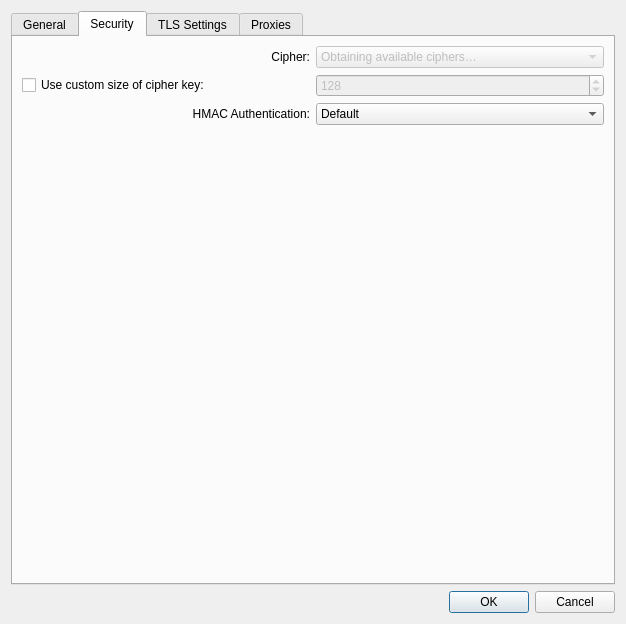
This is vpn/openvpn/openvpnadvanced.ui in lenz1111/plasma-nm as Qt 5 draws it before an edit. The edited form follows.
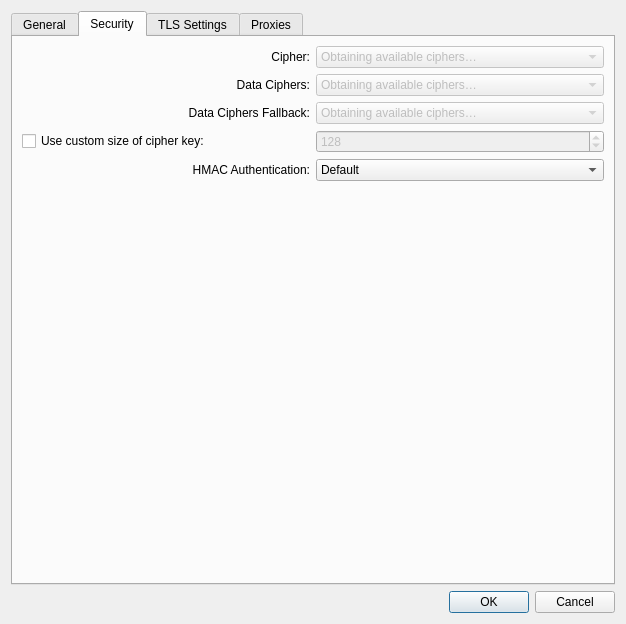
This is the edited form. The open tabs and pages were chosen to show the change. Custom widgets are drawn as their Qt base class.

Commit message: openvpn: Add support for data-ciphers

What changed in the file:
```diff
--- a/vpn/openvpn/openvpnadvanced.ui
+++ b/vpn/openvpn/openvpnadvanced.ui
@@ -564,10 +564,74 @@
            </item>
           </widget>
          </item>
-        </layout>
-       </item>
-       <item>
-        <layout class="QHBoxLayout" name="horizontalLayout_6">
+       </layout>
+      </item>
+      <item>
+       <layout class="QHBoxLayout" name="horizontalLayout_dataCiphers">
+        <item>
+         <widget class="QLabel" name="labelDataCiphers">
+          <property name="toolTip">
+           <string>Data channel cipher list to negotiate (OpenVPN 2.5+).</string>
+          </property>
+          <property name="text">
+           <string>Data Ciphers:</string>
+          </property>
+          <property name="alignment">
+           <set>Qt::AlignRight|Qt::AlignTrailing|Qt::AlignVCenter</set>
+          </property>
+          <property name="buddy">
+           <cstring>cboDataCiphers</cstring>
+          </property>
+         </widget>
+        </item>
+        <item>
+         <widget class="QComboBox" name="cboDataCiphers">
+          <property name="enabled">
+           <bool>false</bool>
+          </property>
+          <item>
+           <property name="text">
+            <string>Obtaining available ciphers…</string>
+           </property>
+          </item>
+         </widget>
+        </item>
+       </layout>
+      </item>
+      <item>
+       <layout class="QHBoxLayout" name="horizontalLayout_dataCiphersFallback">
+        <item>
+         <widget class="QLabel" name="labelDataCiphersFallback">
+          <property name="toolTip">
+           <string>Fallback data cipher if negotiation fails (OpenVPN 2.5+).</string>
+          </property>
+          <property name="text">
+           <string>Data Ciphers Fallback:</string>
+          </property>
+          <property name="alignment">
+           <set>Qt::AlignRight|Qt::AlignTrailing|Qt::AlignVCenter</set>
+          </property>
+          <property name="buddy">
+           <cstring>cboDataCiphersFallback</cstring>
+          </property>
+         </widget>
+        </item>
+        <item>
+         <widget class="QComboBox" name="cboDataCiphersFallback">
+          <property name="enabled">
+           <bool>false</bool>
+          </property>
+          <item>
+           <property name="text">
+            <string>Obtaining available ciphers…</string>
+           </property>
+          </item>
+         </widget>
+        </item>
+       </layout>
+      </item>
+      <item>
+       <layout class="QHBoxLayout" name="horizontalLayout_6">
          <item>
           <widget class="QCheckBox" name="chkUseCustomCipherKey">
            <property name="toolTip">
```
Left out of the diff: 2 changed lines with no effect on the pictures. The commit also changes 1 other file.
